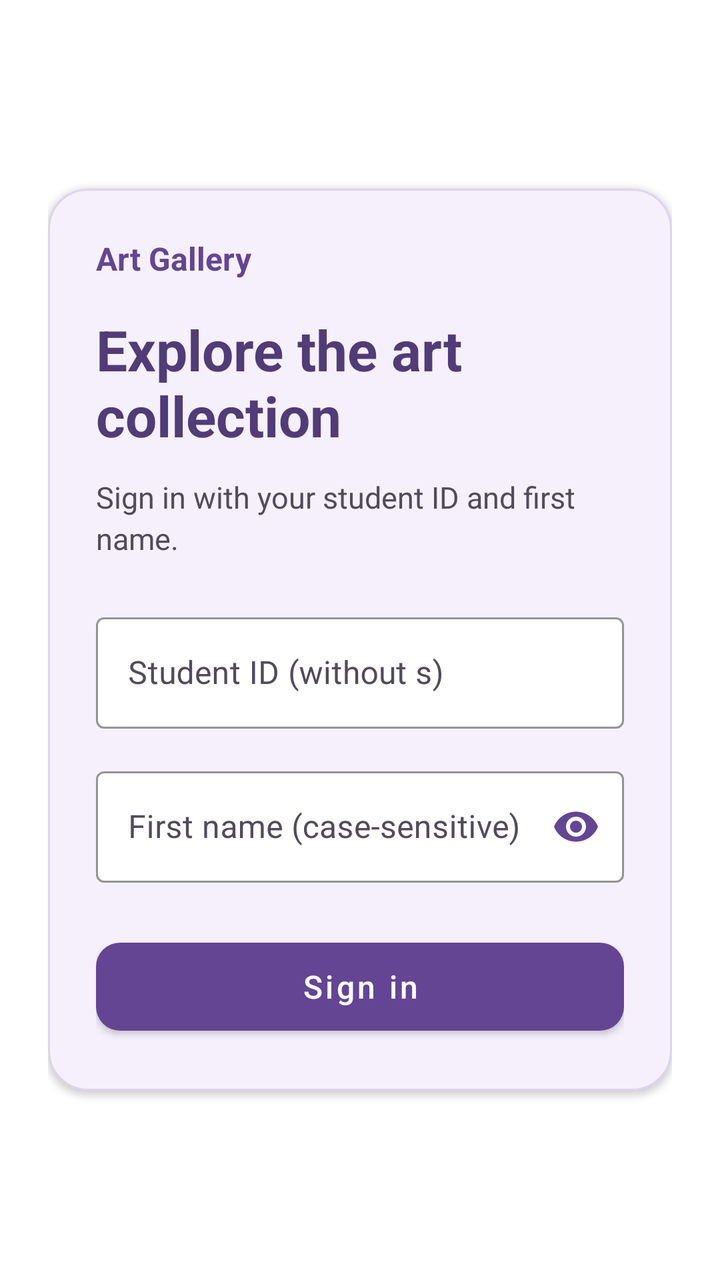
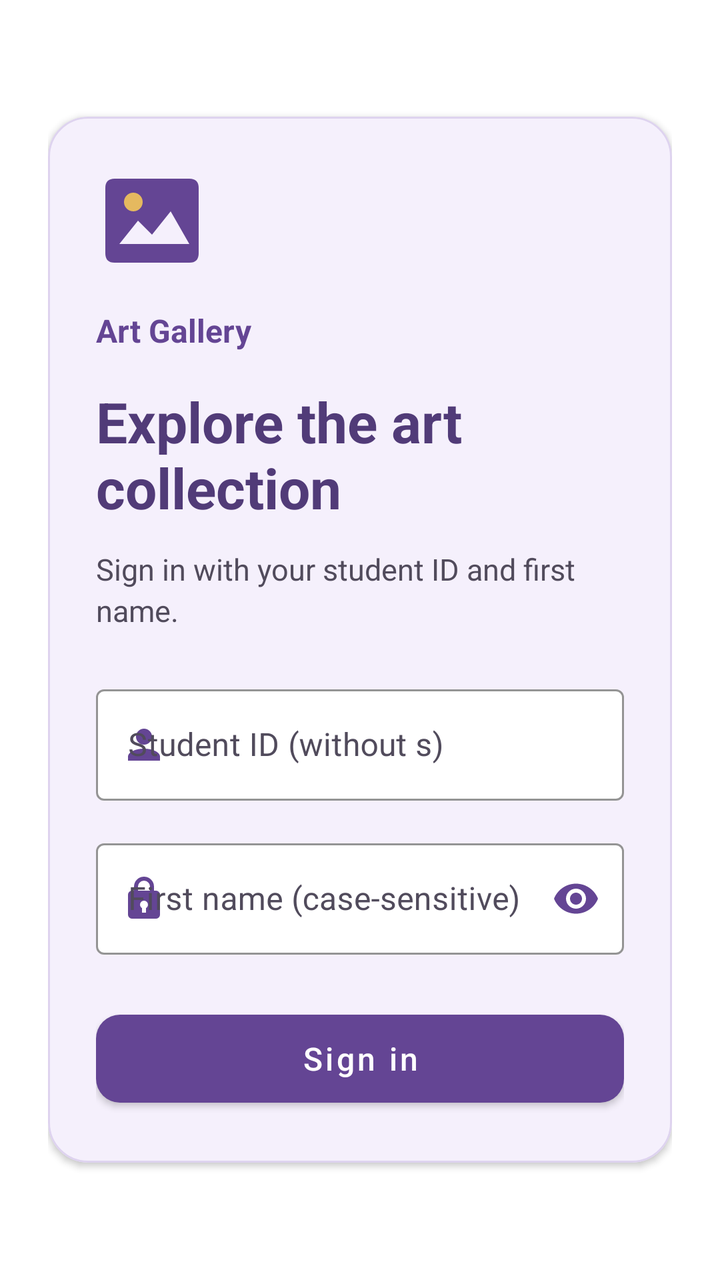

Before-and-after screenshots of an Android layout around one commit, followed by the original layout XML and the change that was made.
<!-- AndroidManifest.xml: application theme Theme.ArtGallery -->
<!-- res/layout/fragment_login.xml -->
<?xml version="1.0" encoding="utf-8"?>
<ScrollView xmlns:android="http://schemas.android.com/apk/res/android"
    xmlns:app="http://schemas.android.com/apk/res-auto"
    android:layout_width="match_parent"
    android:layout_height="match_parent"
    android:fillViewport="true">

    <LinearLayout
        android:layout_width="match_parent"
        android:layout_height="wrap_content"
        android:orientation="vertical"
        android:gravity="center_vertical"
        android:padding="24dp">

        <com.google.android.material.card.MaterialCardView
            android:layout_width="match_parent"
            android:layout_height="wrap_content"
            app:cardBackgroundColor="#F5F0FC"
            app:cardCornerRadius="20dp"
            app:cardElevation="2dp"
            app:strokeColor="#DED3EF"
            app:strokeWidth="1dp">

            <LinearLayout
                android:layout_width="match_parent"
                android:layout_height="wrap_content"
                android:orientation="vertical"
                android:padding="24dp">

                <TextView
                    android:layout_width="match_parent"
                    android:layout_height="wrap_content"
                    android:text="@string/app_name"
                    android:textSize="16sp"
                    android:textStyle="bold"
                    android:textColor="#644594"
                    android:layout_marginBottom="16dp" />

                <TextView
                    android:layout_width="match_parent"
                    android:layout_height="wrap_content"
                    android:text="@string/login_title"
                    android:textSize="28sp"
                    android:textStyle="bold"
                    android:textColor="#513B78"
                    android:layout_marginBottom="12dp" />

                <TextView
                    android:layout_width="match_parent"
                    android:layout_height="wrap_content"
                    android:text="@string/login_subtitle"
                    android:textSize="15sp"
                    android:textColor="#514B5C"
                    android:lineSpacingExtra="3dp"
                    android:layout_marginBottom="24dp" />

                <com.google.android.material.textfield.TextInputLayout
                    style="@style/Widget.MaterialComponents.TextInputLayout.OutlinedBox"
                    android:layout_width="match_parent"
                    android:layout_height="wrap_content"
                    android:hint="@string/student_id"
                    android:textColorHint="#514B5C"
                    app:hintTextColor="#644594"
                    app:boxBackgroundColor="#FFFFFF"
                    app:boxStrokeColor="#644594">

                    <com.google.android.material.textfield.TextInputEditText
                        android:id="@+id/username"
                        android:layout_width="match_parent"
                        android:layout_height="wrap_content"
                        android:textColor="#30283D"
                        android:inputType="number"
                        android:singleLine="true"
                        android:imeOptions="actionNext"
                        android:autofillHints="username" />

                </com.google.android.material.textfield.TextInputLayout>

                <com.google.android.material.textfield.TextInputLayout
                    style="@style/Widget.MaterialComponents.TextInputLayout.OutlinedBox"
                    android:layout_width="match_parent"
                    android:layout_height="wrap_content"
                    android:layout_marginTop="16dp"
                    android:hint="@string/password"
                    android:textColorHint="#514B5C"
                    app:hintTextColor="#644594"
                    app:boxBackgroundColor="#FFFFFF"
                    app:boxStrokeColor="#644594"
                    app:endIconMode="password_toggle"
                    app:endIconTint="#644594">

                    <com.google.android.material.textfield.TextInputEditText
                        android:id="@+id/password"
                        android:layout_width="match_parent"
                        android:layout_height="wrap_content"
                        android:textColor="#30283D"
                        android:inputType="textPassword"
                        android:singleLine="true"
                        android:imeOptions="actionDone"
                        android:saveEnabled="false"
                        android:importantForAutofill="no" />

                </com.google.android.material.textfield.TextInputLayout>

                <TextView
                    android:id="@+id/error"
                    android:layout_width="match_parent"
                    android:layout_height="wrap_content"
                    android:layout_marginTop="12dp"
                    android:textColor="#B3261E"
                    android:accessibilityLiveRegion="polite"
                    android:visibility="gone" />

                <ProgressBar
                    android:id="@+id/progress"
                    android:layout_width="40dp"
                    android:layout_height="40dp"
                    android:layout_gravity="center"
                    android:layout_marginTop="16dp"
                    android:indeterminateTint="#644594"
                    android:contentDescription="@string/loading"
                    android:visibility="gone" />

                <com.google.android.material.button.MaterialButton
                    android:id="@+id/login"
                    android:layout_width="match_parent"
                    android:layout_height="wrap_content"
                    android:minHeight="56dp"
                    android:layout_marginTop="24dp"
                    android:text="@string/sign_in"
                    android:textSize="16sp"
                    android:textAllCaps="false"
                    android:textColor="#FFFFFF"
                    app:backgroundTint="#644594"
                    app:cornerRadius="12dp" />

            </LinearLayout>
        </com.google.android.material.card.MaterialCardView>
    </LinearLayout>
</ScrollView>
<!-- resources referenced by this layout -->
<resources>
  <string name="app_name">Art Gallery</string>
  <string name="loading">Loading…</string>
  <string name="login_subtitle">Sign in with your student ID and first name.</string>
  <string name="login_title">Explore the art collection</string>
  <string name="password">First name (case-sensitive)</string>
  <string name="sign_in">Sign in</string>
  <string name="student_id">Student ID (without s)</string>
  <style name="Theme.ArtGallery" parent="Theme.MaterialComponents.DayNight.NoActionBar">
          <item name="colorPrimary">#6451A3</item>
          <item name="colorPrimaryVariant">#49367E</item>
          <item name="colorOnPrimary">#FFFFFF</item>
          <item name="colorSecondary">#82703C</item>
      </style>
</resources>

<!-- the commit's change to res/layout/fragment_login.xml (unified diff, before → after) -->
@@ -26,6 +26,13 @@
                 android:layout_height="wrap_content"
                 android:orientation="vertical"
                 android:padding="24dp">
+
+                <ImageView
+                    android:layout_width="56dp"
+                    android:layout_height="56dp"
+                    android:layout_marginBottom="16dp"
+                    android:src="@drawable/ic_gallery"
+                    android:importantForAccessibility="no" />
 
                 <TextView
                     android:layout_width="match_parent"
@@ -62,7 +69,9 @@
                     android:textColorHint="#514B5C"
                     app:hintTextColor="#644594"
                     app:boxBackgroundColor="#FFFFFF"
-                    app:boxStrokeColor="#644594">
+                    app:boxStrokeColor="#644594"
+                    app:startIconDrawable="@drawable/ic_person"
+                    app:startIconTint="#644594">
 
                     <com.google.android.material.textfield.TextInputEditText
                         android:id="@+id/username"
@@ -87,7 +96,9 @@
                     app:boxBackgroundColor="#FFFFFF"
                     app:boxStrokeColor="#644594"
                     app:endIconMode="password_toggle"
-                    app:endIconTint="#644594">
+                    app:endIconTint="#644594"
+                    app:startIconDrawable="@drawable/ic_lock"
+                    app:startIconTint="#644594">
 
                     <com.google.android.material.textfield.TextInputEditText
                         android:id="@+id/password"
<!-- resource entries referenced after the edit -->
@@ -1,5 +1,49 @@
 <!-- resources referenced by this layout -->
 <resources>
+  <!-- drawable ic_gallery (drawable) -->
+  <vector xmlns:android="http://schemas.android.com/apk/res/android"
+      android:width="56dp"
+      android:height="56dp"
+      android:viewportWidth="24"
+      android:viewportHeight="24">
+  
+      <path
+          android:fillColor="#644594"
+          android:pathData="M4,3H20Q22,3 22,5V19Q22,21 20,21H4Q2,21 2,19V5Q2,3 4,3Z" />
+  
+      <path
+          android:fillColor="#F5F0FC"
+          android:pathData="M5,17L9,12L12,15L16,10L20,17Z" />
+  
+      <path
+          android:fillColor="#E5B95F"
+          android:pathData="M6,8a2,2 0,1 0,4 0a2,2 0,1 0,-4 0" />
+  
+  </vector>
+  <!-- drawable ic_lock (drawable) -->
+  <vector xmlns:android="http://schemas.android.com/apk/res/android"
+      android:width="24dp"
+      android:height="24dp"
+      android:viewportWidth="24"
+      android:viewportHeight="24">
+  
+      <path
+          android:fillColor="#644594"
+          android:pathData="M18,8h-1V6a5,5 0,0 0,-10 0v2H6a2,2 0,0 0,-2 2v10a2,2 0,0 0,2 2h12a2,2 0,0 0,2 -2V10a2,2 0,0 0,-2 -2M9,6a3,3 0,0 1,6 0v2H9ZM13,16.73V19h-2v-2.27a2,2 0,1 1,2 0Z" />
+  
+  </vector>
+  <!-- drawable ic_person (drawable) -->
+  <vector xmlns:android="http://schemas.android.com/apk/res/android"
+      android:width="24dp"
+      android:height="24dp"
+      android:viewportWidth="24"
+      android:viewportHeight="24">
+  
+      <path
+          android:fillColor="#644594"
+          android:pathData="M12,12a4,4 0,1 0,0 -8a4,4 0,1 0,0 8M12,14c-4.42,0 -8,1.79 -8,4v2h16v-2c0,-2.21 -3.58,-4 -8,-4Z" />
+  
+  </vector>
   <string name="app_name">Art Gallery</string>
   <string name="loading">Loading…</string>
   <string name="login_subtitle">Sign in with your student ID and first name.</string>
